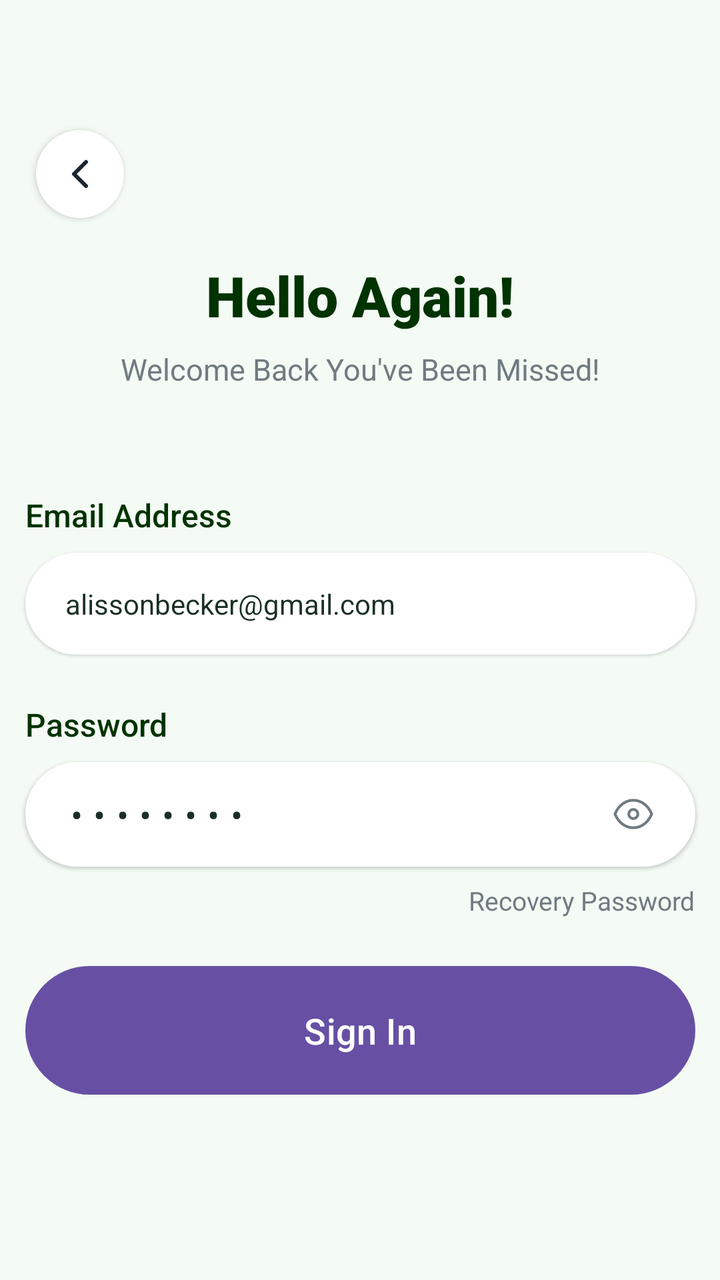
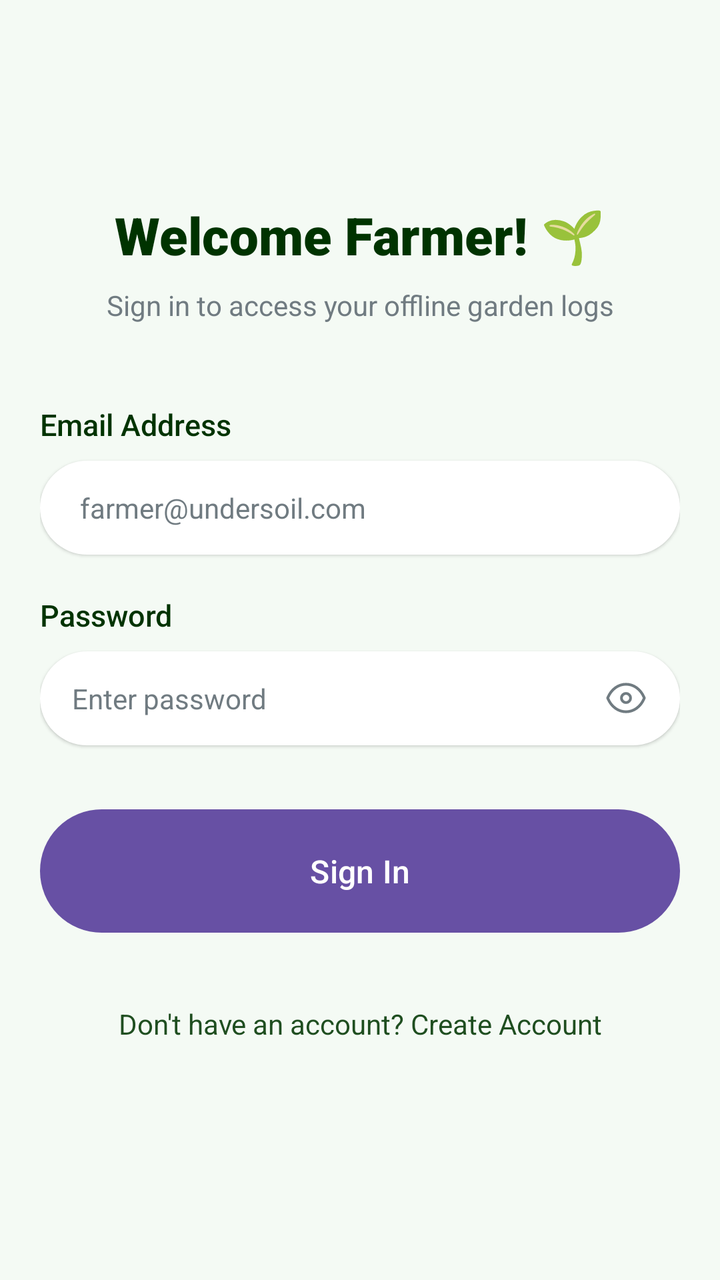

Before-and-after screenshots of an Android layout around one commit, followed by the original layout XML and the change that was made.
<!-- AndroidManifest.xml: application theme Theme.Undersoil -->
<!-- res/layout/activity_log_in.xml -->
<?xml version="1.0" encoding="utf-8"?>
<androidx.constraintlayout.widget.ConstraintLayout xmlns:android="http://schemas.android.com/apk/res/android"
    xmlns:app="http://schemas.android.com/apk/res-auto"
    android:layout_width="match_parent"
    android:layout_height="match_parent"
    android:background="@color/bg_light_green"
    android:padding="0dp">

    <ImageButton
        android:id="@+id/backButton"
        android:layout_width="44dp"
        android:layout_height="44dp"
        android:layout_marginStart="18dp"
        android:layout_marginTop="65dp"
        android:background="@drawable/bg_circle_white"
        android:elevation="2dp"
        android:padding="12dp"
        android:src="@drawable/ic_back_arrow"
        android:contentDescription="Back"
        app:layout_constraintStart_toStartOf="parent"
        app:layout_constraintTop_toTopOf="parent" />

    <TextView
        android:id="@+id/titleText"
        android:layout_width="wrap_content"
        android:layout_height="wrap_content"
        android:layout_marginTop="129dp"
        android:fontFamily="sans-serif-black"
        android:text="Hello Again!"
        android:textColor="@color/text_main_dark"
        android:textSize="28sp"
        app:layout_constraintStart_toStartOf="parent"
        app:layout_constraintEnd_toEndOf="parent"
        app:layout_constraintTop_toTopOf="parent" />

    <TextView
        android:id="@+id/subtitleText"
        android:layout_width="285dp"
        android:layout_height="wrap_content"
        android:layout_marginTop="8dp"
        android:fontFamily="sans-serif"
        android:gravity="center"
        android:text="Welcome Back You've Been Missed!"
        android:textColor="@color/text_sub"
        android:textSize="15sp"
        app:layout_constraintStart_toStartOf="parent"
        app:layout_constraintEnd_toEndOf="parent"
        app:layout_constraintTop_toBottomOf="@id/titleText" />

    <TextView
        android:id="@+id/emailLabel"
        android:layout_width="335dp"
        android:layout_height="wrap_content"
        android:layout_marginTop="52dp"
        android:fontFamily="sans-serif-medium"
        android:text="Email Address"
        android:textColor="@color/text_main_dark"
        android:textSize="16sp"
        app:layout_constraintStart_toStartOf="parent"
        app:layout_constraintEnd_toEndOf="parent"
        app:layout_constraintTop_toBottomOf="@id/subtitleText" />

    <EditText
        android:id="@+id/emailInput"
        android:layout_width="335dp"
        android:layout_height="wrap_content"
        android:layout_marginTop="8dp"
        android:background="@drawable/bg_pill_white"
        android:elevation="1dp"
        android:fontFamily="sans-serif"
        android:paddingHorizontal="20dp"
        android:paddingVertical="16dp"
        android:text="alissonbecker@gmail.com"
        android:textColor="@color/input_text"
        android:textColorHint="@color/text_sub"
        android:textSize="14sp"
        app:layout_constraintStart_toStartOf="@id/emailLabel"
        app:layout_constraintEnd_toEndOf="@id/emailLabel"
        app:layout_constraintTop_toBottomOf="@id/emailLabel" />

    <TextView
        android:id="@+id/passwordLabel"
        android:layout_width="wrap_content"
        android:layout_height="wrap_content"
        android:layout_marginTop="24dp"
        android:fontFamily="sans-serif-medium"
        android:text="Password"
        android:textColor="@color/text_main_dark"
        android:textSize="16sp"
        app:layout_constraintStart_toStartOf="@id/emailLabel"
        app:layout_constraintTop_toBottomOf="@id/emailInput" />

    <RelativeLayout
        android:id="@+id/passwordContainer"
        android:layout_width="335dp"
        android:layout_height="wrap_content"
        android:layout_marginTop="8dp"
        android:background="@drawable/bg_pill_white"
        android:elevation="1dp"
        android:paddingHorizontal="20dp"
        android:paddingVertical="14dp"
        app:layout_constraintStart_toStartOf="@id/passwordLabel"
        app:layout_constraintTop_toBottomOf="@id/passwordLabel">

        <TextView
            android:layout_width="wrap_content"
            android:layout_height="wrap_content"
            android:layout_centerVertical="true"
            android:fontFamily="sans-serif"
            android:letterSpacing="0.3"
            android:text="••••••••"
            android:textColor="@color/input_text"
            android:textSize="18sp" />

        <ImageView
            android:layout_width="22dp"
            android:layout_height="22dp"
            android:layout_alignParentEnd="true"
            android:layout_centerVertical="true"
            android:src="@drawable/ic_eye"
            android:contentDescription="Show password" />
    </RelativeLayout>

    <TextView
        android:id="@+id/recoveryPasswordText"
        android:layout_width="wrap_content"
        android:layout_height="wrap_content"
        android:layout_marginTop="8dp"
        android:fontFamily="sans-serif"
        android:text="Recovery Password"
        android:textColor="@color/text_sub"
        android:textSize="13sp"
        app:layout_constraintEnd_toEndOf="@id/passwordContainer"
        app:layout_constraintTop_toBottomOf="@id/passwordContainer" />

    <Button
        android:id="@+id/signInButton"
        android:layout_width="335dp"
        android:layout_height="wrap_content"
        android:layout_marginTop="24dp"
        android:background="@drawable/bg_pill_green"
        android:elevation="2dp"
        android:fontFamily="sans-serif-medium"
        android:paddingVertical="16dp"
        android:text="Sign In"
        android:textAllCaps="false"
        android:textColor="@color/white"
        android:textSize="18sp"
        app:layout_constraintStart_toStartOf="@id/passwordContainer"
        app:layout_constraintTop_toBottomOf="@id/recoveryPasswordText" />

    <TextView
        android:id="@+id/signUpPromptText"
        android:layout_width="wrap_content"
        android:layout_height="wrap_content"
        android:layout_marginTop="80dp"
        android:fontFamily="sans-serif"
        android:textColor="@color/text_sub"
        android:textSize="12sp"
        app:layout_constraintStart_toStartOf="parent"
        app:layout_constraintEnd_toEndOf="parent"
        app:layout_constraintTop_toBottomOf="@id/signInButton">
    </TextView>

</androidx.constraintlayout.widget.ConstraintLayout>
<!-- resources referenced by this layout -->
<resources>
  <color name="bg_light_green">#F4FAF4</color>
  <color name="input_text">#1A3025</color>
  <color name="text_main_dark">#003300</color>
  <color name="text_sub">#707B81</color>
  <color name="white">#FFFFFFFF</color>
  <!-- drawable bg_circle_white (drawable) -->
  <?xml version="1.0" encoding="utf-8"?>
  <shape xmlns:android="http://schemas.android.com/apk/res/android"
      android:shape="oval">
      <solid android:color="@color/white" />
  </shape>
  <!-- drawable bg_pill_green (drawable) -->
  <?xml version="1.0" encoding="utf-8"?>
  <shape xmlns:android="http://schemas.android.com/apk/res/android"
      android:shape="rectangle">
      <solid android:color="@color/main_green" />
      <corners android:radius="50dp" />
  </shape>
  <!-- drawable bg_pill_white (drawable) -->
  <?xml version="1.0" encoding="utf-8"?>
  <shape xmlns:android="http://schemas.android.com/apk/res/android"
      android:shape="rectangle">
      <solid android:color="@color/white" />
      <corners android:radius="50dp" />
  </shape>
  <!-- drawable ic_back_arrow (drawable) -->
  <?xml version="1.0" encoding="utf-8"?>
  <vector xmlns:android="http://schemas.android.com/apk/res/android"
      android:width="24dp"
      android:height="24dp"
      android:viewportWidth="24"
      android:viewportHeight="24">
      <path
          android:fillColor="@android:color/transparent"
          android:strokeColor="#1A2530"
          android:strokeWidth="2"
          android:strokeLineCap="round"
          android:strokeLineJoin="round"
          android:pathData="M15,18 L9,12 L15,6" />
  </vector>
  <!-- drawable ic_eye (drawable) -->
  <?xml version="1.0" encoding="utf-8"?>
  <vector xmlns:android="http://schemas.android.com/apk/res/android"
      android:width="24dp"
      android:height="24dp"
      android:viewportWidth="24"
      android:viewportHeight="24">
      <path
          android:fillColor="@android:color/transparent"
          android:strokeColor="#707B81"
          android:strokeWidth="1.5"
          android:strokeLineCap="round"
          android:strokeLineJoin="round"
          android:pathData="M2,12 C4,7 8,4.5 12,4.5 C16,4.5 20,7 22,12 C20,17 16,19.5 12,19.5 C8,19.5 4,17 2,12 Z" />
      <path
          android:fillColor="@android:color/transparent"
          android:strokeColor="#707B81"
          android:strokeWidth="1.5"
          android:pathData="M12,9.5 A2.5,2.5 0 1,0 12,14.5 A2.5,2.5 0 1,0 12,9.5 Z" />
  </vector>
  <style name="Theme.Undersoil" parent="Base.Theme.Undersoil" />
  <color name="main_green">#1F4E20</color>
  <style name="Base.Theme.Undersoil" parent="Theme.Material3.DayNight.NoActionBar">
          
      </style>
</resources>

<!-- the commit's change to res/layout/activity_log_in.xml (unified diff, before → after) -->
@@ -1,143 +1,125 @@
 <?xml version="1.0" encoding="utf-8"?>
 <androidx.constraintlayout.widget.ConstraintLayout xmlns:android="http://schemas.android.com/apk/res/android"
     xmlns:app="http://schemas.android.com/apk/res-auto"
+    android:id="@+id/main"
     android:layout_width="match_parent"
     android:layout_height="match_parent"
     android:background="@color/bg_light_green"
-    android:padding="0dp">
-
-    <ImageButton
-        android:id="@+id/backButton"
-        android:layout_width="44dp"
-        android:layout_height="44dp"
-        android:layout_marginStart="18dp"
-        android:layout_marginTop="65dp"
-        android:background="@drawable/bg_circle_white"
-        android:elevation="2dp"
-        android:padding="12dp"
-        android:src="@drawable/ic_back_arrow"
-        android:contentDescription="Back"
-        app:layout_constraintStart_toStartOf="parent"
-        app:layout_constraintTop_toTopOf="parent" />
+    android:padding="20dp">
 
     <TextView
         android:id="@+id/titleText"
         android:layout_width="wrap_content"
         android:layout_height="wrap_content"
-        android:layout_marginTop="129dp"
+        android:layout_marginTop="80dp"
         android:fontFamily="sans-serif-black"
-        android:text="Hello Again!"
+        android:text="Welcome Farmer! 🌱"
         android:textColor="@color/text_main_dark"
-        android:textSize="28sp"
+        android:textSize="26sp"
+        app:layout_constraintEnd_toEndOf="parent"
         app:layout_constraintStart_toStartOf="parent"
-        app:layout_constraintEnd_toEndOf="parent"
         app:layout_constraintTop_toTopOf="parent" />
 
     <TextView
         android:id="@+id/subtitleText"
-        android:layout_width="285dp"
+        android:layout_width="wrap_content"
         android:layout_height="wrap_content"
         android:layout_marginTop="8dp"
         android:fontFamily="sans-serif"
         android:gravity="center"
-        android:text="Welcome Back You've Been Missed!"
+        android:text="Sign in to access your offline garden logs"
         android:textColor="@color/text_sub"
-        android:textSize="15sp"
+        android:textSize="14sp"
+        app:layout_constraintEnd_toEndOf="parent"
         app:layout_constraintStart_toStartOf="parent"
-        app:layout_constraintEnd_toEndOf="parent"
         app:layout_constraintTop_toBottomOf="@id/titleText" />
 
     <TextView
         android:id="@+id/emailLabel"
-        android:layout_width="335dp"
+        android:layout_width="0dp"
         android:layout_height="wrap_content"
-        android:layout_marginTop="52dp"
+        android:layout_marginTop="40dp"
         android:fontFamily="sans-serif-medium"
         android:text="Email Address"
         android:textColor="@color/text_main_dark"
-        android:textSize="16sp"
+        android:textSize="15sp"
+        app:layout_constraintEnd_toEndOf="parent"
         app:layout_constraintStart_toStartOf="parent"
-        app:layout_constraintEnd_toEndOf="parent"
         app:layout_constraintTop_toBottomOf="@id/subtitleText" />
 
     <EditText
         android:id="@+id/emailInput"
-        android:layout_width="335dp"
+        android:layout_width="0dp"
         android:layout_height="wrap_content"
         android:layout_marginTop="8dp"
         android:background="@drawable/bg_pill_white"
         android:elevation="1dp"
         android:fontFamily="sans-serif"
+        android:hint="farmer@undersoil.com"
+        android:inputType="textEmailAddress"
         android:paddingHorizontal="20dp"
-        android:paddingVertical="16dp"
-        android:text="alissonbecker@gmail.com"
+        android:paddingVertical="14dp"
         android:textColor="@color/input_text"
         android:textColorHint="@color/text_sub"
         android:textSize="14sp"
-        app:layout_constraintStart_toStartOf="@id/emailLabel"
-        app:layout_constraintEnd_toEndOf="@id/emailLabel"
+        app:layout_constraintEnd_toEndOf="parent"
+        app:layout_constraintStart_toStartOf="parent"
         app:layout_constraintTop_toBottomOf="@id/emailLabel" />
 
     <TextView
         android:id="@+id/passwordLabel"
-        android:layout_width="wrap_content"
+        android:layout_width="0dp"
         android:layout_height="wrap_content"
-        android:layout_marginTop="24dp"
+        android:layout_marginTop="20dp"
         android:fontFamily="sans-serif-medium"
         android:text="Password"
         android:textColor="@color/text_main_dark"
-        android:textSize="16sp"
-        app:layout_constraintStart_toStartOf="@id/emailLabel"
+        android:textSize="15sp"
+        app:layout_constraintEnd_toEndOf="parent"
+        app:layout_constraintStart_toStartOf="parent"
         app:layout_constraintTop_toBottomOf="@id/emailInput" />
 
     <RelativeLayout
         android:id="@+id/passwordContainer"
-        android:layout_width="335dp"
+        android:layout_width="0dp"
         android:layout_height="wrap_content"
         android:layout_marginTop="8dp"
         android:background="@drawable/bg_pill_white"
         android:elevation="1dp"
-        android:paddingHorizontal="20dp"
-        android:paddingVertical="14dp"
-        app:layout_constraintStart_toStartOf="@id/passwordLabel"
+        android:paddingHorizontal="16dp"
+        app:layout_constraintEnd_toEndOf="parent"
+        app:layout_constraintStart_toStartOf="parent"
         app:layout_constraintTop_toBottomOf="@id/passwordLabel">
 
-        <TextView
-            android:layout_width="wrap_content"
+        <EditText
+            android:id="@+id/passwordInput"
+            android:layout_width="match_parent"
             android:layout_height="wrap_content"
-            android:layout_centerVertical="true"
+            android:layout_toStartOf="@id/ivTogglePassword"
+            android:background="@null"
             android:fontFamily="sans-serif"
-            android:letterSpacing="0.3"
-            android:text="••••••••"
+            android:hint="Enter password"
+            android:inputType="textPassword"
+            android:paddingVertical="14dp"
             android:textColor="@color/input_text"
-            android:textSize="18sp" />
+            android:textColorHint="@color/text_sub"
+            android:textSize="14sp" />
 
         <ImageView
+            android:id="@+id/ivTogglePassword"
             android:layout_width="22dp"
             android:layout_height="22dp"
             android:layout_alignParentEnd="true"
             android:layout_centerVertical="true"
-            android:src="@drawable/ic_eye"
-            android:contentDescription="Show password" />
+            android:contentDescription="Show password"
+            android:src="@drawable/ic_eye" />
     </RelativeLayout>
-
-    <TextView
-        android:id="@+id/recoveryPasswordText"
-        android:layout_width="wrap_content"
-        android:layout_height="wrap_content"
-        android:layout_marginTop="8dp"
-        android:fontFamily="sans-serif"
-        android:text="Recovery Password"
-        android:textColor="@color/text_sub"
-        android:textSize="13sp"
-        app:layout_constraintEnd_toEndOf="@id/passwordContainer"
-        app:layout_constraintTop_toBottomOf="@id/passwordContainer" />
 
     <Button
         android:id="@+id/signInButton"
-        android:layout_width="335dp"
+        android:layout_width="0dp"
         android:layout_height="wrap_content"
-        android:layout_marginTop="24dp"
+        android:layout_marginTop="32dp"
         android:background="@drawable/bg_pill_green"
         android:elevation="2dp"
         android:fontFamily="sans-serif-medium"
@@ -145,21 +127,23 @@
         android:text="Sign In"
         android:textAllCaps="false"
         android:textColor="@color/white"
-        android:textSize="18sp"
-        app:layout_constraintStart_toStartOf="@id/passwordContainer"
-        app:layout_constraintTop_toBottomOf="@id/recoveryPasswordText" />
+        android:textSize="16sp"
+        app:layout_constraintEnd_toEndOf="parent"
+        app:layout_constraintStart_toStartOf="parent"
+        app:layout_constraintTop_toBottomOf="@id/passwordContainer" />
 
     <TextView
-        android:id="@+id/signUpPromptText"
+        android:id="@+id/tvSignUpPrompt"
         android:layout_width="wrap_content"
         android:layout_height="wrap_content"
-        android:layout_marginTop="80dp"
+        android:layout_marginTop="24dp"
         android:fontFamily="sans-serif"
-        android:textColor="@color/text_sub"
-        android:textSize="12sp"
+        android:padding="12dp"
+        android:text="Don't have an account? Create Account"
+        android:textColor="@color/main_green"
+        android:textSize="14sp"
+        app:layout_constraintEnd_toEndOf="parent"
         app:layout_constraintStart_toStartOf="parent"
-        app:layout_constraintEnd_toEndOf="parent"
-        app:layout_constraintTop_toBottomOf="@id/signInButton">
-    </TextView>
+        app:layout_constraintTop_toBottomOf="@id/signInButton" />
 
 </androidx.constraintlayout.widget.ConstraintLayout>
<!-- resource entries referenced after the edit -->
@@ -5,12 +5,6 @@
   <color name="text_main_dark">#003300</color>
   <color name="text_sub">#707B81</color>
   <color name="white">#FFFFFFFF</color>
-  <!-- drawable bg_circle_white (drawable) -->
-  <?xml version="1.0" encoding="utf-8"?>
-  <shape xmlns:android="http://schemas.android.com/apk/res/android"
-      android:shape="oval">
-      <solid android:color="@color/white" />
-  </shape>
   <!-- drawable bg_pill_green (drawable) -->
   <?xml version="1.0" encoding="utf-8"?>
   <shape xmlns:android="http://schemas.android.com/apk/res/android"
@@ -25,21 +19,6 @@
       <solid android:color="@color/white" />
       <corners android:radius="50dp" />
   </shape>
-  <!-- drawable ic_back_arrow (drawable) -->
-  <?xml version="1.0" encoding="utf-8"?>
-  <vector xmlns:android="http://schemas.android.com/apk/res/android"
-      android:width="24dp"
-      android:height="24dp"
-      android:viewportWidth="24"
-      android:viewportHeight="24">
-      <path
-          android:fillColor="@android:color/transparent"
-          android:strokeColor="#1A2530"
-          android:strokeWidth="2"
-          android:strokeLineCap="round"
-          android:strokeLineJoin="round"
-          android:pathData="M15,18 L9,12 L15,6" />
-  </vector>
   <!-- drawable ic_eye (drawable) -->
   <?xml version="1.0" encoding="utf-8"?>
   <vector xmlns:android="http://schemas.android.com/apk/res/android"
